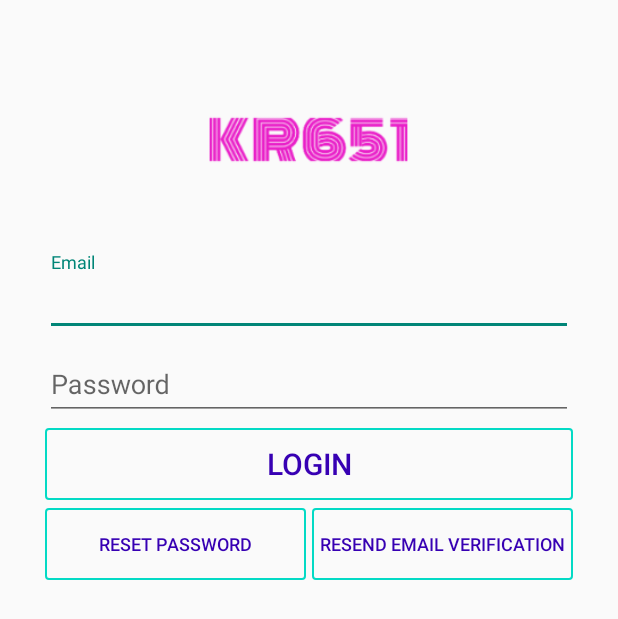
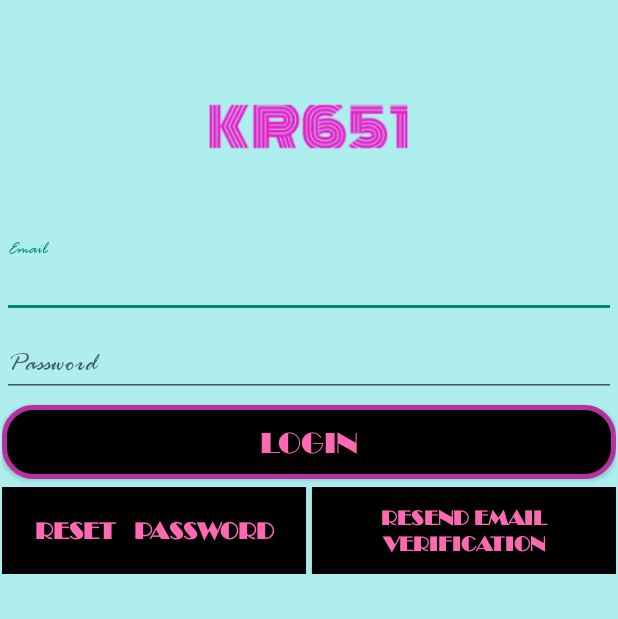
Before and after one commit to kmart42/AppFinal, an Android app: the SignupLogin screen opened directly, with no data from a screen before it, on a phone screen of 412 x 824 dp. Shown: the top 619 px of the screen. Run offline under Robolectric (Android 15) with nearby library versions, the phone set to English and light mode, and no system bars; our stand-ins replace Firebase (no records; nobody signed in at launch, a user with empty details on screens opened directly).

Commit message:
visual changes

```diff
--- a/FinalProject/app/src/main/AndroidManifest.xml
+++ b/FinalProject/app/src/main/AndroidManifest.xml
@@ -17,6 +17,7 @@
         android:roundIcon="@mipmap/ic_launcher_round"
         android:supportsRtl="true"
         android:theme="@style/Theme.AppCompat.Light.NoActionBar">
+
         <activity
             android:name=".SplashActivity"
             android:theme="@style/Theme.AppCompat.Light.NoActionBar">
@@ -30,12 +31,9 @@
         <activity android:name=".HomeActivity">
             <intent-filter>
                 <category android:name="android.intent.category.LAUNCHER" />
-
             </intent-filter>
         </activity>
-        <activity android:name=".MainActivity">
-
-        </activity>
+        <activity android:name=".MainActivity"></activity>
     </application>
 
 </manifest>
--- a/FinalProject/app/src/main/java/com/example/finalproject/HomeActivity.java
+++ b/FinalProject/app/src/main/java/com/example/finalproject/HomeActivity.java
@@ -30,10 +30,13 @@ public class HomeActivity extends AppCompatActivity {
         super.onCreate(savedInstanceState);
         setContentView(R.layout.home_activity);
 
+
+        //COLOR SCHEMES
         Window window = HomeActivity.this.getWindow();
         window.addFlags(WindowManager.LayoutParams.FLAG_DRAWS_SYSTEM_BAR_BACKGROUNDS);
         window.clearFlags(WindowManager.LayoutParams.FLAG_TRANSLUCENT_STATUS);
-        window.setStatusBarColor(ContextCompat.getColor(HomeActivity.this, R.color.colorAccent));
+        window.setStatusBarColor(ContextCompat.getColor(HomeActivity.this, R.color.HotPink));
+
 
         // Set a Toolbar to replace the ActionBar.
         toolbar =  findViewById(R.id.toolbar);
--- a/FinalProject/app/src/main/java/com/example/finalproject/MainActivity.java
+++ b/FinalProject/app/src/main/java/com/example/finalproject/MainActivity.java
@@ -1,12 +1,16 @@
 package com.example.finalproject;
 
 import androidx.appcompat.app.AppCompatActivity;
+import androidx.core.content.ContextCompat;
+import androidx.core.content.res.ResourcesCompat;
 
 import android.content.Intent;
+import android.graphics.Typeface;
 import android.os.Bundle;
 import android.os.CountDownTimer;
+import android.view.Window;
+import android.view.WindowManager;
 import android.widget.Toast;
-
 import com.google.firebase.auth.FirebaseAuth;
 import com.google.firebase.auth.FirebaseUser;
 
@@ -20,6 +24,16 @@ public class MainActivity extends AppCompatActivity {
 
         super.onCreate(savedInstanceState);
         setContentView(R.layout.activity_main);
+
+
+
+        //COLOR SCHEMES
+        Window window = MainActivity.this.getWindow();
+        window.addFlags(WindowManager.LayoutParams.FLAG_DRAWS_SYSTEM_BAR_BACKGROUNDS);
+        window.clearFlags(WindowManager.LayoutParams.FLAG_TRANSLUCENT_STATUS);
+        window.setStatusBarColor(ContextCompat.getColor(MainActivity.this, R.color.HotPink));
+
+
         mAuth = FirebaseAuth.getInstance();
         currentUser = mAuth.getCurrentUser();
 
--- a/FinalProject/app/src/main/java/com/example/finalproject/RicTest2.java
+++ /dev/null
@@ -1,4 +0,0 @@
-package com.example.finalproject;
-
-public class RicTest2 {
-}
--- a/FinalProject/app/src/main/java/com/example/finalproject/SignupLogin.java
+++ b/FinalProject/app/src/main/java/com/example/finalproject/SignupLogin.java
@@ -1,6 +1,7 @@
 package com.example.finalproject;
 
 import android.content.Intent;
+import android.graphics.Typeface;
 import android.os.Bundle;
 import android.view.View;
 import android.view.Window;
@@ -12,6 +13,7 @@ import android.widget.Toast;
 import androidx.annotation.NonNull;
 import androidx.appcompat.app.AppCompatActivity;
 import androidx.core.content.ContextCompat;
+import androidx.core.content.res.ResourcesCompat;
 
 import com.google.android.gms.tasks.OnFailureListener;
 import com.google.android.gms.tasks.OnSuccessListener;
@@ -33,10 +35,12 @@ public class SignupLogin extends AppCompatActivity {
         super.onCreate(savedInstanceState);
         setContentView(R.layout.activity_signup_login);
 
+        //COLOR SCHEMES
         Window window = SignupLogin.this.getWindow();
         window.addFlags(WindowManager.LayoutParams.FLAG_DRAWS_SYSTEM_BAR_BACKGROUNDS);
         window.clearFlags(WindowManager.LayoutParams.FLAG_TRANSLUCENT_STATUS);
-        window.setStatusBarColor(ContextCompat.getColor(SignupLogin.this, R.color.colorAccent));
+        window.setStatusBarColor(ContextCompat.getColor(SignupLogin.this, R.color.HotPink));
+
 
 
         email=findViewById(R.id.emailText);
@@ -44,6 +48,18 @@ public class SignupLogin extends AppCompatActivity {
         phonenumber=findViewById(R.id.phoneNumberText);
         displayname=findViewById(R.id.displayNameText);
         signupBtn=findViewById(R.id.singupBtn);
+
+
+        //FONTS
+        Typeface typeface = ResourcesCompat.getFont(this, R.font.broadwayd);
+        Typeface typeface2 = ResourcesCompat.getFont(this, R.font.rageitalic);
+
+        email.setTypeface(typeface);
+        password.setTypeface(typeface);
+        phonenumber.setTypeface(typeface);
+        displayname.setTypeface(typeface);
+        signupBtn.setTypeface(typeface);
+
         // Initialize Firebase Auth
         mAuth = FirebaseAuth.getInstance();
         currentUser = mAuth.getCurrentUser();
--- a/FinalProject/app/src/main/java/com/example/finalproject/SplashActivity.java
+++ b/FinalProject/app/src/main/java/com/example/finalproject/SplashActivity.java
@@ -4,12 +4,15 @@ import android.content.Intent;
 import android.os.Bundle;
 import android.os.Handler;
 
+import android.view.Window;
+import android.view.WindowManager;
 import android.view.animation.Animation;
 import android.view.animation.AnimationUtils;
 import android.widget.ImageView;
 
 import androidx.annotation.Nullable;
 import androidx.appcompat.app.AppCompatActivity;
+import androidx.core.content.ContextCompat;
 
 
 public class SplashActivity extends AppCompatActivity
@@ -24,6 +27,14 @@ public class SplashActivity extends AppCompatActivity
         super.onCreate(savedInstanceState);
         setContentView(R.layout.activity_splash3);
         logo=(ImageView)findViewById(R.id.logo);
+
+
+        //COLOR SCHEMES
+        Window window = SplashActivity.this.getWindow();
+        window.addFlags(WindowManager.LayoutParams.FLAG_DRAWS_SYSTEM_BAR_BACKGROUNDS);
+        window.clearFlags(WindowManager.LayoutParams.FLAG_TRANSLUCENT_STATUS);
+        window.setStatusBarColor(ContextCompat.getColor(SplashActivity.this, R.color.HotPink));
+
 
         new Handler().postDelayed(new Runnable()
         {
--- a/FinalProject/app/src/main/java/com/example/finalproject/TestKev3.java
+++ /dev/null
@@ -1,4 +0,0 @@
-package com.example.finalproject;
-
-public class TestKev3 {
-}
--- /dev/null
+++ b/FinalProject/app/src/main/res/drawable/buttonshape.xml
@@ -0,0 +1,23 @@
+<?xml version="1.0" encoding="utf-8"?>
+<shape xmlns:android="http://schemas.android.com/apk/res/android" android:shape="rectangle" >
+    <corners
+        android:radius="19dp"
+        />
+    <solid
+        android:color="#000000"
+        />
+    <padding
+        android:left="0dp"
+        android:top="0dp"
+        android:right="0dp"
+        android:bottom="0dp"
+        />
+    <size
+        android:width="270dp"
+        android:height="60dp"
+        />
+    <stroke
+        android:width="3dp"
+        android:color="#B5319F"
+        />
+</shape>
--- /dev/null
+++ b/FinalProject/app/src/main/res/drawable/buttonshape2.xml
@@ -0,0 +1,23 @@
+<?xml version="1.0" encoding="utf-8"?>
+<shape xmlns:android="http://schemas.android.com/apk/res/android" android:shape="rectangle" >
+    <corners
+        android:radius="19dp"
+        />
+    <solid
+        android:color="#000000"
+        />
+    <padding
+        android:left="0dp"
+        android:top="0dp"
+        android:right="0dp"
+        android:bottom="0dp"
+        />
+    <size
+        android:width="270dp"
+        android:height="60dp"
+        />
+    <stroke
+        android:width="3dp"
+        android:color="#B5319F"
+        />
+</shape>
--- a/FinalProject/app/src/main/res/layout/activity_signup_login.xml
+++ b/FinalProject/app/src/main/res/layout/activity_signup_login.xml
@@ -1,11 +1,16 @@
 <?xml version="1.0" encoding="utf-8"?>
 <androidx.constraintlayout.widget.ConstraintLayout xmlns:android="http://schemas.android.com/apk/res/android"
     xmlns:app="http://schemas.android.com/apk/res-auto"
+
     xmlns:tools="http://schemas.android.com/tools"
     android:layout_width="match_parent"
     android:layout_height="match_parent"
     android:paddingTop="10dp"
+    android:backgroundTint="@color/PaleTurquoise"
+    android:outlineAmbientShadowColor="@color/colorAccent"
     android:paddingLeft="30dp"
+    android:padding="@dimen/cardview_compat_inset_shadow"
+    android:background="@color/AliceBlue"
     android:paddingRight="30dp"
     tools:context=".SignupLogin">
 
@@ -32,9 +37,12 @@
         <com.google.android.material.textfield.TextInputLayout
             android:layout_width="match_parent"
             android:layout_height="wrap_content"
+            app:errorTextColor="@color/Black"
             android:hint="Email">
             <com.google.android.material.textfield.TextInputEditText
                 android:id="@+id/emailText"
+                android:fontFamily="@font/rageitalic"
+                android:textColor="@color/Black"
                 android:layout_width="match_parent"
                 android:layout_height="wrap_content"/>
 
@@ -46,6 +54,8 @@
 
             <com.google.android.material.textfield.TextInputEditText
                 android:id="@+id/passwordText"
+                android:fontFamily="@font/rageitalic"
+                android:textColor="@color/colorAccent"
                 android:layout_width="match_parent"
                 android:layout_height="wrap_content"/>
 
@@ -58,18 +68,25 @@
 
             <com.google.android.material.textfield.TextInputEditText
                 android:id="@+id/displayNameText"
+                android:fontFamily="@font/rageitalic"
+                android:textColor="@color/colorAccent"
                 android:layout_width="match_parent"
                 android:layout_height="wrap_content"/>
 
         </com.google.android.material.textfield.TextInputLayout>
         <com.google.android.material.textfield.TextInputLayout
             android:id="@+id/phoneNumberLayout"
+            android:fontFamily="@font/rageitalic"
             android:layout_width="match_parent"
             android:layout_height="wrap_content"
+
             android:hint="Phone Number">
 
             <com.google.android.material.textfield.TextInputEditText
                 android:id="@+id/phoneNumberText"
+                android:textColor="@color/colorAccent"
+                android:fontFamily="@font/rageitalic"
+
                 android:layout_width="match_parent"
                 android:layout_height="wrap_content"/>
 
@@ -77,23 +94,33 @@
         <Button
             android:id="@+id/singupBtn"
             android:text="SIGNUP"
-            android:textColor="@color/colorPrimaryDark"
-            android:background="@drawable/signup_button"
+            android:fontFamily="@font/broadwayd"
+            android:textColor="@color/Aqua"
             android:textSize="20sp"
+            android:onClick="Signup"
             android:layout_width="match_parent"
-            android:layout_height="wrap_content"
-            android:onClick="Signup">
+            android:layout_height="49dp"
+            android:background="@drawable/buttonshape"
+
+            android:shadowDx="0"
+            android:shadowDy="-5"
+            android:shadowRadius="25" >
 
         </Button>
         <Button
             android:layout_marginTop="5dp"
             android:text="LOGIN"
-            android:textColor="@color/colorPrimaryDark"
-            android:background="@drawable/signup_button"
+            android:fontFamily="@font/broadwayd"
+            android:textColor="@color/HotPink"
             android:textSize="20sp"
+            android:onClick="Login"
             android:layout_width="match_parent"
-            android:layout_height="wrap_content"
-            android:onClick="Login">
+            android:layout_height="49dp"
+            android:background="@drawable/buttonshape"
+
+            android:shadowDx="0"
+            android:shadowDy="-5"
+            android:shadowRadius="25" >
 
         </Button>
         <LinearLayout
@@ -102,28 +129,37 @@
             android:orientation="horizontal"
             android:layout_width="match_parent"
             android:layout_height="wrap_content">
+
             <Button
+                android:layout_width="0dp"
+                android:layout_height="match_parent"
                 android:layout_marginRight="2dp"
-                android:text="Reset Password"
-                android:textColor="@color/colorPrimaryDark"
-                android:background="@drawable/signup_button"
-                android:textSize="12sp"
+                android:layout_weight="1"
+                android:background="@color/Black"
+                android:fontFamily="@font/broadwayd"
+                android:onClick="ResetPassword"
+                android:text="Reset   Password"
+                android:textStyle="bold"
+                android:textColor="@color/HotPink"
+                android:textSize="16sp">
+
+            </Button>
+
+            <Button
+                android:layout_marginLeft="2dp"
+                android:text="Resend Email Verification"
+                android:textColor="@color/HotPink"
+                android:shadowColor="@color/colorAccent"
+                android:background="@color/Black"
+                android:textSize="14sp"
+                android:fontFamily="@font/broadwayd"
+                android:textStyle="bold"
                 android:layout_weight="1"
                 android:layout_width="0dp"
                 android:layout_height="match_parent"
-                android:onClick="ResetPassword">
+                android:onClick="sendEmailVerification"
 
-            </Button>
-            <Button
-                android:layout_marginLeft="2dp"
-                android:text="Resend Email Verification"
-                android:textColor="@color/colorPrimaryDark"
-                android:background="@drawable/signup_button"
-                android:textSize="12sp"
-                android:layout_weight="1"
-                android:layout_width="0dp"
-                android:layout_height="match_parent"
-                android:onClick="sendEmailVerification">
+                >
 
             </Button>
         </LinearLayout>
```
Also changed, not shown: FinalProject/app/src/main/res/font/broadwayd.otf (added), FinalProject/app/src/main/res/font/rageitalic.ttf (added).
